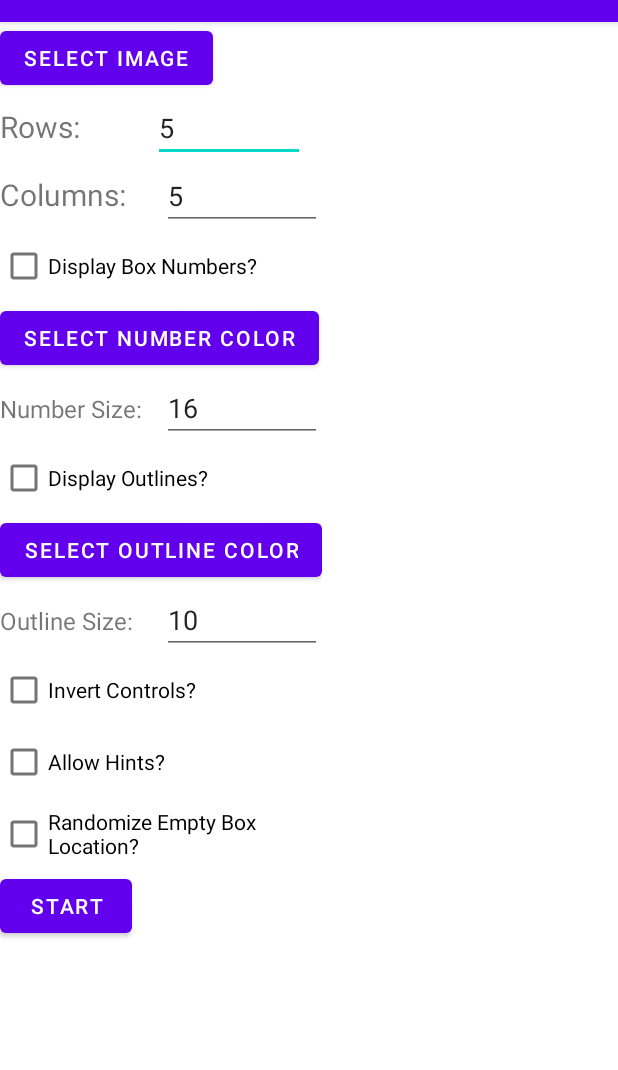
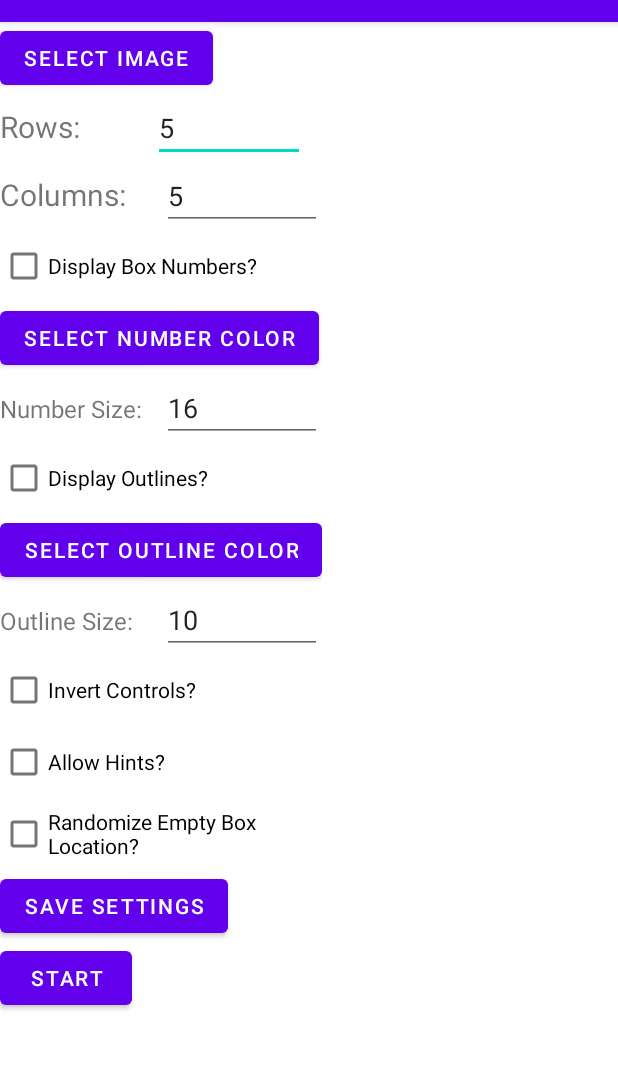
Before and after one commit to lordplatypus/Slide_Puzzle_Android, an Android app: the screen it shows after launch (TitleActivity), on a phone screen of 412 x 824 dp, the part 62-1132 px from its top. Run offline under Robolectric (Android 15) with nearby library versions, the phone set to English and light mode, and no system bars; libraries missing offline, so code that uses them is left out: yuku.ambilwarna.

Commit message:
Fixed crash on back button press. Added a way to save settings.

```diff
--- a/app/src/main/java/com/example/slidepuzzle/Options.java
+++ b/app/src/main/java/com/example/slidepuzzle/Options.java
@@ -1,11 +1,6 @@
 package com.example.slidepuzzle;
 
-import android.net.Uri;
-import android.util.Log;
-
-import java.io.Serializable;
-
-public class Options implements Serializable
+public class Options
 {
     private String imagePath;
     private int rows;
@@ -34,6 +29,24 @@ public class Options implements Serializable
         this.allowHint = false;
         this.invertControls = false;
         this.randomStart = false;
+    }
+
+    public Options(String imagePath, int rows, int columns, boolean allowNumber, int numberColor,
+                   int numberSize, boolean allowOutline, int outlineColor, int outlineSize, boolean allowHint,
+                   boolean invertControls, boolean randomStart)
+    {
+        this.imagePath = imagePath;
+        this.rows = rows;
+        this.columns = columns;
+        this.allowNumber = allowNumber;
+        this.numberColor = numberColor;
+        this.numberSize = numberSize;
+        this.allowOutline = allowOutline;
+        this.outlineColor = outlineColor;
+        this.outlineSize = outlineSize;
+        this.allowHint = allowHint;
+        this.invertControls = invertControls;
+        this.randomStart = randomStart;
     }
 
     public String getImagePath()
--- a/app/src/main/java/com/example/slidepuzzle/TitleActivity.java
+++ b/app/src/main/java/com/example/slidepuzzle/TitleActivity.java
@@ -4,6 +4,7 @@ import androidx.activity.result.contract.ActivityResultContracts;
 import androidx.activity.result.ActivityResultLauncher;
 import androidx.appcompat.app.AppCompatActivity;
 import android.content.Intent;
+import android.content.SharedPreferences;
 import android.database.Cursor;
 import android.graphics.BitmapFactory;
 import android.os.Bundle;
@@ -18,6 +19,7 @@ import yuku.ambilwarna.AmbilWarnaDialog;
 
 public class TitleActivity extends AppCompatActivity
 {
+    private SharedPreferences sp;
     private Options options;
     private ActivityResultLauncher<Intent> arl;
     private int numberColor;
@@ -28,17 +30,10 @@ public class TitleActivity extends AppCompatActivity
     {
         super.onCreate(savedInstanceState);
         setContentView(R.layout.title_activity);
-        this.options = new Options();
 
-//        if (checkSelfPermission(Manifest.permission.READ_EXTERNAL_STORAGE) == PackageManager.PERMISSION_GRANTED)
-//        {}
-//        else if (shouldShowRequestPermissionRationale(Manifest.permission.READ_EXTERNAL_STORAGE))
-//        {}
-//        else
-//        {
-//            requestPermissions(new String[]{Manifest.permission.READ_EXTERNAL_STORAGE}, 1);
-//        }
-
+        this.sp = getSharedPreferences("Options", MODE_PRIVATE);
+        //this.options = new Options();
+        restoreOptions();
 
         this.arl = registerForActivityResult(new ActivityResultContracts.StartActivityForResult(), uri ->
         {
@@ -65,9 +60,98 @@ public class TitleActivity extends AppCompatActivity
                 }
             }
         });
+    }
 
-        this.numberColor = 0;
-        this.outlineColor = 0;
+    private void restoreOptions()
+    {
+        this.options = new Options(
+                this.sp.getString("imagePath", null),
+                this.sp.getInt("rows", 5),
+                this.sp.getInt("columns", 5),
+                this.sp.getBoolean("allowNumber", false),
+                this.sp.getInt("numberColor", 0),
+                this.sp.getInt("numberSize", 16),
+                this.sp.getBoolean("allowOutline", false),
+                this.sp.getInt("outlineColor", 0),
+                this.sp.getInt("outlineSize", 10),
+                this.sp.getBoolean("allowHint", false),
+                this.sp.getBoolean("invertControls", false),
+                this.sp.getBoolean("randomStart", false)
+        );
+        this.numberColor = this.options.getNumberColor();
+        this.outlineColor = this.options.getOutlineColor();
+        restoreUI();
+    }
+
+    private void restoreUI()
+    {
+        ImageView img = findViewById(R.id.image_preview);
+        img.setImageBitmap(BitmapFactory.decodeFile(this.options.getImagePath()));
+
+        EditText rows = findViewById(R.id.rows_number);
+        rows.setText(Integer.toString(this.options.getRows()));
+
+        EditText columns = findViewById(R.id.columns_number);
+        columns.setText(Integer.toString(this.options.getColumns()));
+
+        CheckBox bool = findViewById(R.id.display_numbers_check_box);
+        bool.setChecked(this.options.getAllowNumber());
+
+        View colorView = (View) findViewById(R.id.number_color_view);
+        colorView.setBackgroundColor(this.options.getNumberColor());
+
+        EditText numberSize = findViewById(R.id.number_size_number);
+        numberSize.setText(Integer.toString(this.options.getNumberSize()));
+
+        bool = findViewById(R.id.display_outline_check_box);
+        bool.setChecked(this.options.getAllowOutline());
+
+        colorView = (View) findViewById(R.id.outline_color_view);
+        colorView.setBackgroundColor(this.options.getOutlineColor());
+
+        EditText outlineSize = findViewById(R.id.outline_size_number);
+        outlineSize.setText(Integer.toString(this.options.getOutlineSize()));
+
+        bool = findViewById(R.id.invert_controls_check_box);
+        bool.setChecked(this.options.getInvertControls());
+
+        bool = findViewById(R.id.allow_hint_check_box);
+        bool.setChecked(this.options.getAllowHint());
+
+        bool = findViewById(R.id.randomize_start_check_box);
+        bool.setChecked(this.options.getRandomStart());
+
+    }
+
+    public void saveOptions(View view)
+    {
+        SharedPreferences.Editor editor = this.sp.edit();
+
+        editor.putString("imagePath", null);
+        EditText rows = findViewById(R.id.rows_number);
+        editor.putInt("rows", Integer.parseInt(rows.getText().toString()));
+        EditText columns = findViewById(R.id.columns_number);
+        editor.putInt("columns", Integer.parseInt(columns.getText().toString()));
+        CheckBox bool = findViewById(R.id.display_numbers_check_box);
+        editor.putBoolean("allowNumber", bool.isChecked());
+        editor.putInt("numberColor", this.numberColor);
+        EditText numberSize = findViewById(R.id.number_size_number);
+        editor.putInt("numberSize", Integer.parseInt(numberSize.getText().toString()));
+        bool = findViewById(R.id.display_outline_check_box);
+        editor.putBoolean("allowOutline", bool.isChecked());
+        editor.putInt("outlineColor", this.outlineColor);
+        EditText outlineSize = findViewById(R.id.outline_size_number);
+        editor.putInt("outlineSize", Integer.parseInt(outlineSize.getText().toString()));
+        bool = findViewById(R.id.invert_controls_check_box);
+        editor.putBoolean("invertControls", bool.isChecked());
+        bool = findViewById(R.id.allow_hint_check_box);
+        editor.putBoolean("allowHint", bool.isChecked());
+        bool = findViewById(R.id.randomize_start_check_box);
+        editor.putBoolean("randomStart", bool.isChecked());
+
+        editor.commit();
+
+        Toast.makeText(this, "Settings Saved", Toast.LENGTH_SHORT).show();
     }
 
     public void startGame(View view)
@@ -79,27 +163,6 @@ public class TitleActivity extends AppCompatActivity
         }
 
         Intent main = new Intent(this, MainActivity.class);
-//        EditText rows = (EditText) findViewById(R.id.rows_number);
-//        this.options.setRows(Integer.parseInt(rows.getText().toString()));
-//        EditText columns = (EditText) findViewById(R.id.columns_number);
-//        this.options.setColumns(Integer.parseInt(columns.getText().toString()));
-//        CheckBox bool = (CheckBox) findViewById(R.id.display_numbers_check_box);
-//        this.options.setAllowNumber(bool.isChecked());
-//        this.options.setNumberColor(this.numberColor);
-//        EditText numberSize = (EditText) findViewById(R.id.number_size_number);
-//        this.options.setNumberSize(Integer.parseInt(numberSize.getText().toString()));
-//        bool = (CheckBox) findViewById(R.id.display_outline_check_box);
-//        this.options.setAllowOutline(bool.isChecked());
-//        EditText outlineSize = (EditText) findViewById(R.id.outline_size_number);
-//        this.options.setOutlineSize(Integer.parseInt(outlineSize.getText().toString()));
-//        bool = (CheckBox) findViewById(R.id.invert_controls_check_box);
-//        this.options.setInvertControls(bool.isChecked());
-//        bool = (CheckBox) findViewById(R.id.allow_hint_check_box);
-//        this.options.setAllowHint(bool.isChecked());
-//        bool = (CheckBox) findViewById(R.id.randomize_start_check_box);
-//        this.options.setRandomStart(bool.isChecked());
-//
-//        main.putExtra("Options", this.options);
 
         main.putExtra("ImagePath", this.options.getImagePath());
         EditText rows = findViewById(R.id.rows_number);
@@ -122,6 +185,7 @@ public class TitleActivity extends AppCompatActivity
         main.putExtra("Hint", bool.isChecked());
         bool = findViewById(R.id.randomize_start_check_box);
         main.putExtra("Random", bool.isChecked());
+
         startActivity(main);
     }
 
--- a/app/src/main/res/layout/title_activity.xml
+++ b/app/src/main/res/layout/title_activity.xml
@@ -168,6 +168,14 @@
             android:text="Randomize Empty Box Location?" />
 
         <Button
+            android:id="@+id/save_options"
+            android:layout_width="wrap_content"
+            android:layout_height="wrap_content"
+            android:layout_weight="0"
+            android:onClick="saveOptions"
+            android:text="Save Settings" />
+
+        <Button
             android:id="@+id/start_button"
             android:layout_width="wrap_content"
             android:layout_height="wrap_content"
```
Also changed, not shown: app/src/main/java/com/example/slidepuzzle/GameManager.java (+5 -2 lines), app/src/main/java/com/example/slidepuzzle/GameObjectManager.java (+15 -0 lines), app/src/main/java/com/example/slidepuzzle/GameSurface.java (+6 -1 lines), app/src/main/java/com/example/slidepuzzle/MainActivity.java (+14 -3 lines).
